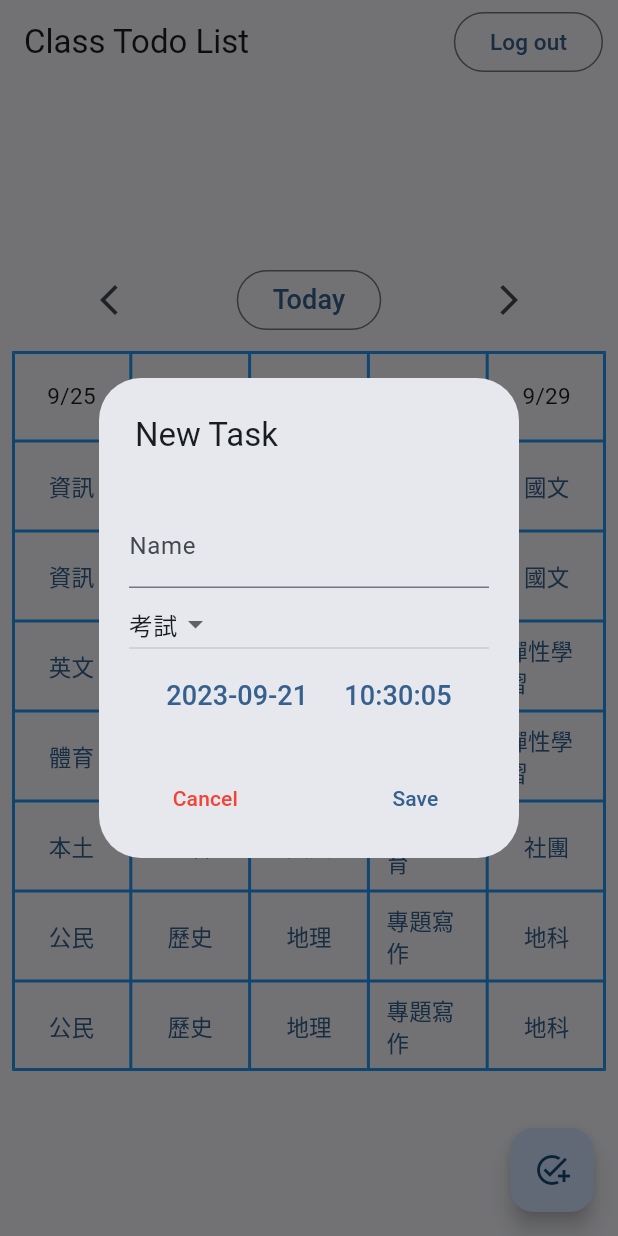
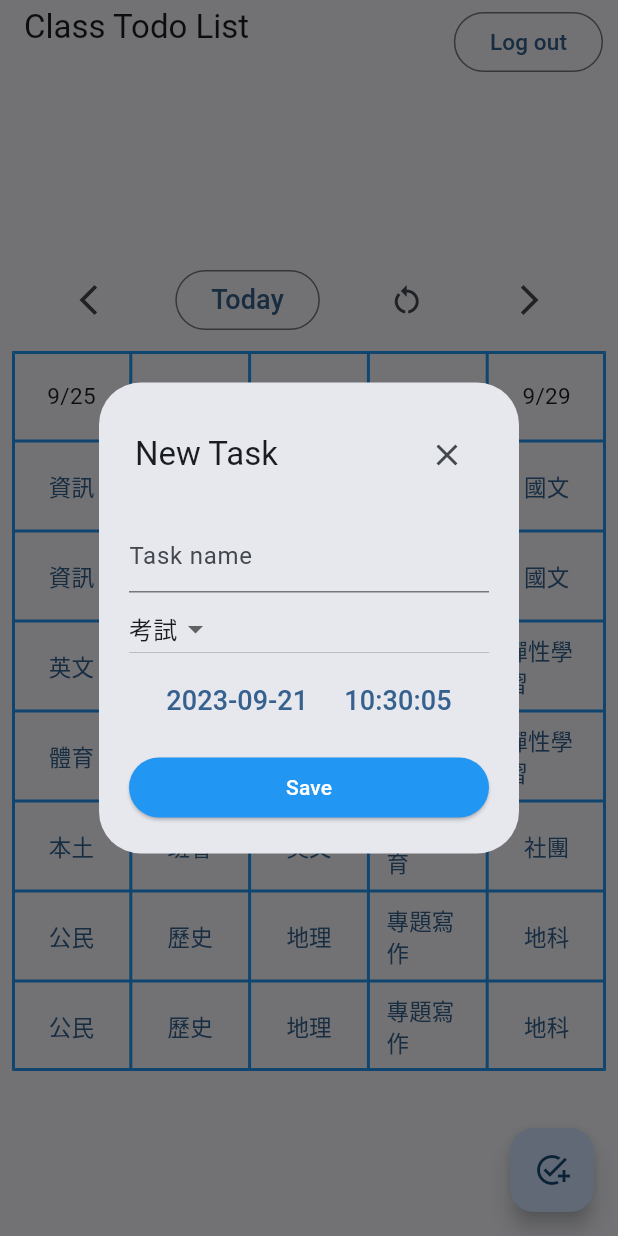
Before and after one commit to ycy-0510/class_todo_tfg, a Flutter app: the screen it shows once a user with an empty profile is signed in, after a tap on the "arrow forward ios" icon, after a tap on the "add task" icon, on a phone screen of 412 x 824 dp. Run offline on Flutter 3.47's test engine with Material 2 defaults, Android fonts, the light colour scheme and no system bars; our stand-ins replace cloud_firestore, firebase_auth, firebase_core, flutter_riverpod, fluttertoast; accounts and stored records are empty; statements that could not run were skipped.

Commit message:
add color class table and task list view

```diff
--- a/lib/class_table.dart
+++ b/lib/class_table.dart
@@ -1,3 +1,5 @@
+import 'package:flutter/material.dart';
+
 List<String> lesson = [
   //w1
   '資訊',
@@ -40,3 +42,15 @@ List<String> lesson = [
   '地科',
   '地科'
 ];
+
+const List<TimeOfDay> classTimes = [
+  TimeOfDay(hour: 8, minute: 10),
+  TimeOfDay(hour: 9, minute: 10),
+  TimeOfDay(hour: 10, minute: 10),
+  TimeOfDay(hour: 11, minute: 10),
+  //rest
+  TimeOfDay(hour: 13, minute: 0),
+  TimeOfDay(hour: 14, minute: 0),
+  TimeOfDay(hour: 15, minute: 10),
+  TimeOfDay(hour: 16, minute: 10),
+];
--- /dev/null
+++ b/lib/logic/task_notifier.dart
@@ -0,0 +1,86 @@
+import 'package:class_todo_list/class_table.dart';
+import 'package:class_todo_list/provider.dart';
+import 'package:cloud_firestore/cloud_firestore.dart';
+import 'package:flutter/material.dart';
+import 'package:flutter_riverpod/flutter_riverpod.dart';
+import 'package:fluttertoast/fluttertoast.dart';
+
+int toClassTime(DateTime dateTime) {
+  TimeOfDay time = TimeOfDay.fromDateTime(dateTime);
+  for (int i = 0; i < classTimes.length - 1; i++) {
+    if (classTimes[i].hour * 60 + classTimes[i].minute <=
+            time.hour * 60 + time.minute &&
+        classTimes[i + 1].hour * 60 + classTimes[i + 1].minute >
+            time.hour * 60 + time.minute) {
+      return i;
+    }
+  }
+  return -1;
+}
+
+class TaskNotifier extends StateNotifier<List<Task>> {
+  late FirebaseFirestore db;
+  final Ref _ref;
+  TaskNotifier(this._ref) : super([]) {
+    db = FirebaseFirestore.instance;
+    getData();
+    _ref.listen(dateProvider, (previous, next) {
+      getData();
+    });
+  }
+
+  void getData() async {
+    final citiesRef = db.collection("task");
+    try {
+      final data = await citiesRef
+          .where("date",
+              isLessThanOrEqualTo:
+                  _ref.read(dateProvider).sunday.add(const Duration(days: 7)))
+          .where("date", isGreaterThanOrEqualTo: _ref.read(dateProvider).sunday)
+          .get();
+      List<Task> tasks = [];
+      for (var docSnapshot in data.docs) {
+        tasks.add(Task.fromFirestore(docSnapshot));
+      }
+      state = tasks;
+    } catch (e) {
+      _showError(e.toString());
+    }
+  }
+
+  void _showError(String error) {
+    Fluttertoast.showToast(
+      msg: error,
+      timeInSecForIosWeb: 1,
+      webShowClose: true,
+    );
+  }
+}
+
+class Task {
+  String name;
+  int type;
+  DateTime date;
+  int classTime;
+  String userId;
+  Task(
+      {required this.name,
+      required this.type,
+      required this.date,
+      required this.classTime,
+      required this.userId});
+
+  factory Task.fromFirestore(
+    DocumentSnapshot<Map<String, dynamic>> snapshot, [
+    SnapshotOptions? options,
+  ]) {
+    final data = snapshot.data();
+    return Task(
+      name: data?['name'],
+      type: data?['type'],
+      date: data?['date'].toDate(),
+      classTime: toClassTime(data?['date'].toDate()),
+      userId: data?['userId'],
+    );
+  }
+}
--- a/lib/page/home_page.dart
+++ b/lib/page/home_page.dart
@@ -1,7 +1,9 @@
 import 'package:class_todo_list/class_table.dart';
+import 'package:class_todo_list/logic/task_notifier.dart';
 import 'package:class_todo_list/provider.dart';
 import 'package:flutter/material.dart';
 import 'package:flutter_riverpod/flutter_riverpod.dart';
+import 'package:fluttertoast/fluttertoast.dart';
 
 class HomePage extends ConsumerWidget {
   const HomePage({super.key});
@@ -9,17 +11,17 @@ class HomePage extends ConsumerWidget {
   @override
   Widget build(BuildContext context, WidgetRef ref) {
     String? userName = ref.watch(authProvider).user?.displayName;
+
     return Scaffold(
       appBar: AppBar(
-        title: const Text('Class Todo List'),
-        actions: [
-          Padding(
-            padding: const EdgeInsets.symmetric(horizontal: 10),
-            child: Text(
+        title: Column(children: [
+          const Text('Class Todo List'),
+          Text(
             userName ?? 'Haven\'t login',
             style: const TextStyle(fontSize: 15),
           ),
-          ),
+        ]),
+        actions: [
           Padding(
             padding: const EdgeInsets.symmetric(horizontal: 10),
             child: OutlinedButton(
@@ -32,7 +34,27 @@ class HomePage extends ConsumerWidget {
           ),
         ],
       ),
-      body: Padding(
+      body: const HomeBody(),
+      floatingActionButton: FloatingActionButton(
+        onPressed: () {
+          showDialog(
+              context: context,
+              barrierDismissible: false,
+              builder: (BuildContext context) => const TaskForm());
+        },
+        child: const Icon(Icons.add_task),
+      ),
+    );
+  }
+}
+
+class HomeBody extends ConsumerWidget {
+  const HomeBody({super.key});
+
+  @override
+  Widget build(BuildContext context, WidgetRef ref) {
+    List<Task> tasks = ref.watch(taskProvider);
+    return Padding(
       padding: const EdgeInsets.all(8),
       child: Center(
         child: SingleChildScrollView(
@@ -56,6 +78,10 @@ class HomePage extends ConsumerWidget {
                           'Today',
                           style: TextStyle(fontSize: 18),
                         )),
+                    IconButton(
+                        onPressed: () =>
+                            ref.read(taskProvider.notifier).getData(),
+                        icon: const Icon(Icons.restart_alt)),
                     IconButton(
                         onPressed: () =>
                             ref.read(dateProvider.notifier).nextWeek(),
@@ -98,10 +124,46 @@ class HomePage extends ConsumerWidget {
                       TableRow(children: [
                         for (int d = 0; d < 5; d++)
                           Container(
+                            color: classColor(d + 1, l, tasks),
                             height: 60,
                             alignment: Alignment.center,
                             child: TextButton(
-                                onPressed: () {},
+                              onPressed: () {
+                                DateTime date = ref
+                                    .watch(dateProvider)
+                                    .sunday
+                                    .add(Duration(days: d + 1));
+                                ref.read(formProvider.notifier).dateChange(
+                                    DateTime(
+                                        date.year,
+                                        date.month,
+                                        date.day,
+                                        classTimes[l].hour,
+                                        classTimes[l].minute));
+                                Scaffold.of(context).showBottomSheet(
+                                    (context) => BottomSheet(
+                                        className: lesson[d * 7 + l],
+                                        weekDay: d + 1,
+                                        lessonIdx: l));
+                              },
+                              onLongPress: () {
+                                DateTime date = ref
+                                    .watch(dateProvider)
+                                    .sunday
+                                    .add(Duration(days: d + 1));
+                                ref.read(formProvider.notifier).dateChange(
+                                    DateTime(
+                                        date.year,
+                                        date.month,
+                                        date.day,
+                                        classTimes[l].hour,
+                                        classTimes[l].minute));
+                                showDialog(
+                                    context: context,
+                                    barrierDismissible: false,
+                                    builder: (BuildContext context) =>
+                                        const TaskForm());
+                              },
                               child: Text(
                                 lesson[d * 7 + l],
                                 style: const TextStyle(fontSize: 15),
@@ -110,47 +172,96 @@ class HomePage extends ConsumerWidget {
                           ),
                       ]),
                   ]),
+              ListView.builder(
+                physics: const NeverScrollableScrollPhysics(),
+                shrinkWrap: true,
+                itemCount: tasks.length,
+                itemBuilder: (context, idx) {
+                  String lessonName = tasks[idx].classTime == -1
+                      ? '其他時段'
+                      : '第${tasks[idx].classTime + 1}節 ${lesson[(tasks[idx].date.weekday - 1) * 7 + tasks[idx].classTime]}';
+                  return ListTile(
+                    leading: const Icon(Icons.task_alt),
+                    title: Text(tasks[idx].name),
+                    subtitle: Text(
+                        '$lessonName ${['考試', '作業', '報告'][tasks[idx].type]}'),
+                    trailing: Text(tasks[idx].date.toString()),
+                  );
+                },
+              )
             ],
           ),
         ),
       ),
+    );
+  }
+
+  Color? classColor(int weekDay, int lessonIdx, List<Task> tasks) {
+    int counter = 0;
+    for (Task task in tasks) {
+      if (task.classTime == lessonIdx && task.date.weekday == weekDay) {
+        counter++;
+      }
+    }
+    switch (counter) {
+      case 0:
+        return null;
+      case 1:
+        return Colors.yellow.shade300;
+      case 2:
+        return Colors.orange.shade400;
+      case 3:
+        return Colors.orange.shade900;
+    }
+    return Colors.red;
+  }
+}
+
+class TaskForm extends ConsumerStatefulWidget {
+  const TaskForm({super.key});
+
+  @override
+  ConsumerState<ConsumerStatefulWidget> createState() => _TaskFormState();
+}
+
+class _TaskFormState extends ConsumerState<TaskForm> {
+  final _formKey = GlobalKey<FormState>();
+
+  @override
+  Widget build(BuildContext context) {
+    return SimpleDialog(
+      contentPadding: const EdgeInsets.all(20),
+      title: Row(
+        mainAxisAlignment: MainAxisAlignment.spaceBetween,
+        children: [
+          const Text('New Task'),
+          IconButton(
+              onPressed: () => Navigator.of(context).pop(),
+              icon: const Icon(Icons.close))
+        ],
       ),
-      floatingActionButton: FloatingActionButton(
-        onPressed: () {
-          showDialog(
-            context: context,
-            barrierDismissible: false,
-            builder: (BuildContext context) => SimpleDialog(
-              title: const Text('New Task'),
       children: [
-                Padding(
-                  padding: const EdgeInsets.all(20),
-                  child: Consumer(
-                    builder:
-                        (BuildContext context, WidgetRef ref, Widget? child) {
-                      return Form(
+        Form(
+          key: _formKey,
           child: Column(
             mainAxisAlignment: MainAxisAlignment.center,
             crossAxisAlignment: CrossAxisAlignment.stretch,
             children: [
               TextFormField(
-                            decoration:
-                                const InputDecoration(labelText: 'Name'),
+                decoration: const InputDecoration(hintText: 'Task name'),
                 validator: (value) {
-                              if (value == null || value.isEmpty) {
-                                return 'Please enter some text';
+                  if (value == null || value.isEmpty || value.length < 2) {
+                    return 'Please enter task name!';
                   }
                   return null;
                 },
-                            onChanged: (value) => ref
-                                .read(formProvider.notifier)
-                                .nameChange(value),
+                onChanged: (value) =>
+                    ref.read(formProvider.notifier).nameChange(value),
               ),
               DropdownButton<int>(
                   value: ref.watch(formProvider).type,
-                              onChanged: (int? value) => ref
-                                  .read(formProvider.notifier)
-                                  .typeChange(value!),
+                  onChanged: (int? value) =>
+                      ref.read(formProvider.notifier).typeChange(value!),
                   items: const [
                     DropdownMenuItem<int>(
                       value: 0,
@@ -172,22 +283,17 @@ class HomePage extends ConsumerWidget {
                     onPressed: () {
                       showDatePicker(
                               context: context,
-                                          initialDate:
-                                              ref.read(formProvider).date,
+                              initialDate: ref.read(formProvider).date,
                               firstDate: DateTime.now(),
-                                          lastDate: DateTime.now()
-                                              .add(const Duration(days: 150)))
+                              lastDate:
+                                  DateTime.now().add(const Duration(days: 150)))
                           .then((DateTime? dateTime) => ref
                               .read(formProvider.notifier)
                               .dateChange(dateTime!));
                     },
                     style: TextButton.styleFrom(),
                     child: Text(
-                                  ref
-                                      .watch(formProvider)
-                                      .date
-                                      .toString()
-                                      .split(' ')[0],
+                      ref.watch(formProvider).date.toString().split(' ')[0],
                       style: const TextStyle(fontSize: 18),
                     ),
                   ),
@@ -195,11 +301,10 @@ class HomePage extends ConsumerWidget {
                     onPressed: () {
                       showTimePicker(
                         context: context,
-                                    initialTime: TimeOfDay.fromDateTime(
-                                        ref.read(formProvider).date),
-                                  ).then((TimeOfDay? time) => ref
-                                      .read(formProvider.notifier)
-                                      .timeChange(time!));
+                        initialTime:
+                            TimeOfDay.fromDateTime(ref.read(formProvider).date),
+                      ).then((TimeOfDay? time) =>
+                          ref.read(formProvider.notifier).timeChange(time!));
                     },
                     style: TextButton.styleFrom(),
                     child: Text(
@@ -215,33 +320,88 @@ class HomePage extends ConsumerWidget {
                 ],
               ),
             ],
-                      ));
+          ),
+        ),
+        const SizedBox(height: 10),
+        ElevatedButton(
+          onPressed: () {
+            if (_formKey.currentState!.validate()) {
+              Fluttertoast.showToast(
+                msg: 'Processing Data',
+                timeInSecForIosWeb: 1,
+                webShowClose: true,
+              );
+              ref.read(formProvider.notifier).upload();
+              Navigator.of(context).pop();
+              ref.read(taskProvider.notifier).getData();
+            }
+          },
+          style: ElevatedButton.styleFrom(
+            backgroundColor: Colors.blue,
+            foregroundColor: Colors.white,
+          ),
+          child: const Text('Save'),
+        ),
+      ],
+    );
+  }
+}
+
+class BottomSheet extends ConsumerWidget {
+  const BottomSheet(
+      {required this.className,
+      required this.weekDay,
+      required this.lessonIdx,
+      super.key});
+  final String className;
+  final int weekDay;
+  final int lessonIdx;
+  @override
+  Widget build(BuildContext context, WidgetRef ref) {
+    List<Task> tasks = ref.watch(taskProvider);
+    List<Task> tasksForThisClass = [];
+    for (Task task in tasks) {
+      if (task.classTime == lessonIdx && task.date.weekday == weekDay) {
+        tasksForThisClass.add(task);
+      }
+    }
+
+    return SizedBox(
+      height: 400,
+      child: Padding(
+        padding: const EdgeInsets.symmetric(horizontal: 20, vertical: 10),
+        child: Column(
+          crossAxisAlignment: CrossAxisAlignment.stretch,
+          children: [
+            Row(
+              mainAxisAlignment: MainAxisAlignment.spaceBetween,
+              children: [
+                Text(
+                  className,
+                  style: const TextStyle(fontSize: 22.5),
+                ),
+                IconButton(
+                    onPressed: () => Navigator.of(context).pop(),
+                    icon: const Icon(Icons.close))
+              ],
+            ),
+            Expanded(
+              child: ListView.builder(
+                itemCount: tasksForThisClass.length,
+                physics: const BouncingScrollPhysics(),
+                itemBuilder: (context, idx) {
+                  return ListTile(
+                    leading: const Icon(Icons.task_alt),
+                    title: Text(tasksForThisClass[idx].name),
+                    subtitle:
+                        Text(['考試', '作業', '報告'][tasksForThisClass[idx].type]),
+                    trailing: Text(tasksForThisClass[idx].date.toString()),
+                  );
                 },
               ),
-                ),
-                Row(
-                  mainAxisAlignment: MainAxisAlignment.spaceAround,
-                  children: [
-                    TextButton(
-                      onPressed: () => Navigator.of(context).pop(),
-                      style: TextButton.styleFrom(foregroundColor: Colors.red),
-                      child: const Text('Cancel'),
-                    ),
-                    TextButton(
-                      onPressed: () {
-                        ref.read(formProvider.notifier).upload();
-                        Navigator.of(context).pop();
-                      },
-                      style: TextButton.styleFrom(),
-                      child: const Text('Save'),
-                    )
-                  ],
             )
           ],
         ),
-          );
-        },
-        child: const Icon(Icons.add_task),
       ),
     );
   }
--- a/lib/page/login_page.dart
+++ b/lib/page/login_page.dart
@@ -37,9 +37,11 @@ class LoginPage extends ConsumerWidget {
                       width: 300,
                       height: 40,
                       child: ElevatedButton(
-                        onPressed: () => loading
+                        onLongPress: loading ? null : () {},
+                        onPressed: loading
                             ? null
-                            : ref.read(authProvider.notifier).googleLogin(),
+                            : () =>
+                                ref.read(authProvider.notifier).googleLogin(),
                         style: ElevatedButton.styleFrom(
                           backgroundColor: Colors.blue,
                           foregroundColor: Colors.white,
--- a/lib/provider.dart
+++ b/lib/provider.dart
@@ -1,6 +1,7 @@
 import 'package:class_todo_list/logic/auth_notifier.dart';
 import 'package:class_todo_list/logic/date_notifier.dart';
 import 'package:class_todo_list/logic/form_notifier.dart';
+import 'package:class_todo_list/logic/task_notifier.dart';
 import 'package:flutter_riverpod/flutter_riverpod.dart';
 
 final toastProvider = StateProvider<String>(
@@ -20,3 +21,7 @@ final formProvider = StateNotifierProvider<FormNotifier, FormState>((ref) {
 final dateProvider = StateNotifierProvider<DateNotifier, DateState>((ref) {
   return DateNotifier();
 });
+
+final taskProvider = StateNotifierProvider<TaskNotifier, List<Task>>((ref) {
+  return TaskNotifier(ref);
+});
```
Lines whose indentation alone changed are shown as unchanged.
